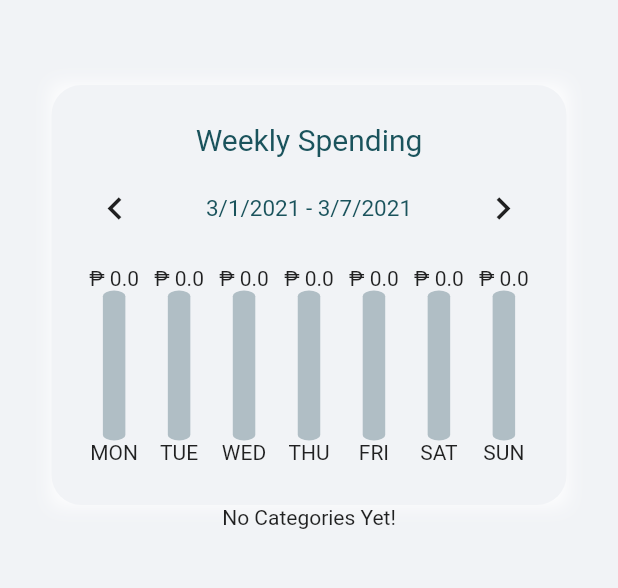
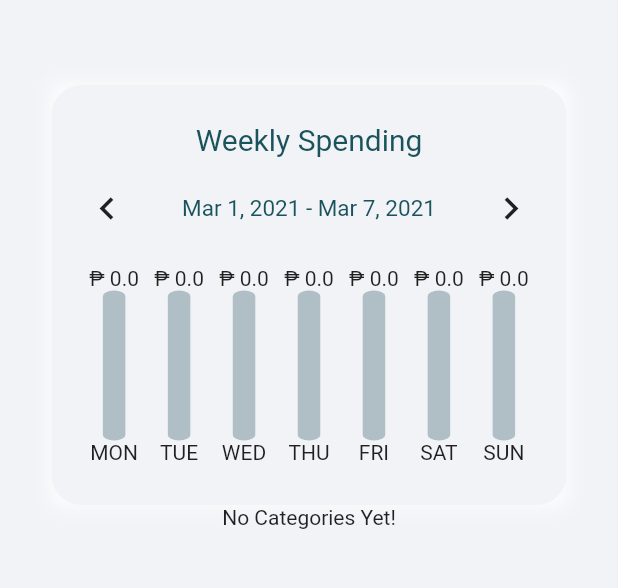
Before and after one commit to iamedriancamacho/05BudgetApp, a Flutter app: the screen it shows after launch, on a phone screen of 412 x 824 dp, the part 59-647 px from its top. Run offline on Flutter 3.47's test engine with Material 2 defaults, Android fonts, the phone set to English and light mode, and no system bars; drawn by our look-alikes of auto_size_text; our stand-ins replace percent_indicator, sqflite; missing offline and left inert: flutter_rounded_date_picker; accounts and stored records are empty; Roboto replaces fonts that are missing (Jose, Josefin).

Commit message:
Index Error Fixed

```diff
--- a/lib/home_screen.dart
+++ b/lib/home_screen.dart
@@ -178,7 +178,7 @@ class _HomeScreen extends State<HomeScreen> {
       catModel.firstDate = category['firstDate'];
       catModel.endDate = category['endDate'];
       print("FORST DAY $firstDay");
-
+      globalList.add(catModel);
       if (firstDay == catModel.firstDate) {
         categoryList.add(catModel);
         catDropDownList.add(catModel.name);
@@ -468,6 +468,7 @@ class _HomeScreen extends State<HomeScreen> {
                     return DropdownMenuItem<String>(
                       onTap: () {
                         setState(() {
+                          getAllCategories();
                           print("DROPDOWN $value");
                           //x = catDropDownList.indexOf(value);
                           test(value);
@@ -542,8 +543,8 @@ class _HomeScreen extends State<HomeScreen> {
                     print("ALL CAT ${categoryList.length}");
                     //_item.id = 20 + ++temp;
                     if ((double.parse(itemAmount.text) +
-                                categoryList[addCatId].total) >
-                            categoryList[addCatId].max ||
+                                globalList[addCatId].total) >
+                            globalList[addCatId].max ||
                         double.parse(itemAmount.text) <= 0) {
                       popUp(context);
                     } else {
@@ -551,31 +552,26 @@ class _HomeScreen extends State<HomeScreen> {
                       _item.amount = double.parse(itemAmount.text);
                       _item.datetime = date;
                       _item.catID = addCatId;
-                      print("CAT ID IS ${_item.catID}");
-                      print("CATDOWNLIST = $catDropDownList");
 
                       listDays.clear();
                       updateWeek();
                       getAllDays();
                       getAllCategories();
                       var catM = Category();
-                      print("FIRST DATE FOR ITEMCAT ${_category.firstDate}");
+
                       var result = await itemService.saveItem(_item);
-
+                      print("CATADDID $addCatId");
                       var result3 = await _categoryService.readCategories();
                       result3.forEach((cat) {
                         catM.id = cat['id'];
                         if (addCatId == catM.id) {
                           _category.id = addCatId;
-                          _category.max = categoryList[addCatId].max;
-                          _category.name = categoryList[addCatId].name;
+                          _category.max = globalList[addCatId].max;
+                          _category.name = globalList[addCatId].name;
                           _category.total = double.parse(itemAmount.text) +
-                              categoryList[addCatId].total;
-                          _category.firstDate =
-                              categoryList[addCatId].firstDate;
-                          _category.endDate = categoryList[addCatId].endDate;
-
-                          print("X DAY ${categoryList[x].firstDate}");
+                              globalList[addCatId].total;
+                          _category.firstDate = globalList[addCatId].firstDate;
+                          _category.endDate = globalList[addCatId].endDate;
                         }
                       });
                       var result2 =
@@ -886,12 +882,10 @@ class _HomeScreen extends State<HomeScreen> {
 
     return Column(
       children: <Widget>[
-        categoryList.length == 0
-            ? AutoSizeText("₱ 0.0")
-            : AutoSizeText(
-                "₱ $price",
-                maxLines: 1,
-              ),
+        AutoSizeText(
+          "₱ $price",
+          maxLines: 1,
+        ),
         Stack(
           children: <Widget>[
             Container(
@@ -918,6 +912,38 @@ class _HomeScreen extends State<HomeScreen> {
           maxLines: 1,
         ),
       ],
+    );
+  }
+
+  Widget barChart() {
+    return Padding(
+      padding: const EdgeInsets.all(15.0),
+      child: Row(
+        mainAxisAlignment: MainAxisAlignment.spaceEvenly,
+        children: <Widget>[
+          listDays.length == 0 || categoryList.length == 0
+              ? chart(0, "MON", 0)
+              : chart(mon, "MON", listDays[0].monday),
+          listDays.length == 0 || categoryList.length == 0
+              ? chart(0, "TUE", 0)
+              : chart(tue, "TUE", listDays[0].tuesday),
+          listDays.length == 0 || categoryList.length == 0
+              ? chart(0, "WED", 0)
+              : chart(wed, "WED", listDays[0].wednesday),
+          listDays.length == 0 || categoryList.length == 0
+              ? chart(0, "THU", 0)
+              : chart(thu, "THU", listDays[0].thursday),
+          listDays.length == 0 || categoryList.length == 0
+              ? chart(0, "FRI", 0)
+              : chart(fri, "FRI", listDays[0].friday),
+          listDays.length == 0 || categoryList.length == 0
+              ? chart(0, "SAT", 0)
+              : chart(sat, "SAT", listDays[0].saturday),
+          listDays.length == 0 || categoryList.length == 0
+              ? chart(0, "SUN", 0)
+              : chart(sun, "SUN", listDays[0].sunday),
+        ],
+      ),
     );
   }
 
@@ -1018,13 +1044,14 @@ class _HomeScreen extends State<HomeScreen> {
                                 },
                               ),
                               AutoSizeText(
-                                '${DateFormat.yMd().format(firstDayWeek)} - ${DateFormat.yMd().format(firstDayWeek.add(new Duration(days: 6)))}',
+                                '${DateFormat.yMMMd().format(firstDayWeek)} - ${DateFormat.yMMMd().format(firstDayWeek.add(new Duration(days: 6)))}',
                                 maxLines: 1,
                                 style: TextStyle(
                                     fontFamily: "Jose",
                                     fontSize: 15.0,
                                     color: Theme.of(context).accentColor),
                               ),
+
                               IconButton(
                                 icon: Icon(Icons.keyboard_arrow_right),
                                 iconSize: 30.0,
@@ -1060,24 +1087,11 @@ class _HomeScreen extends State<HomeScreen> {
                                   });
                                 },
                               ),
+
                             ],
                           ),
                           //  chart(20.0),
-                          Padding(
-                            padding: const EdgeInsets.all(15.0),
-                            child: Row(
-                              mainAxisAlignment: MainAxisAlignment.spaceEvenly,
-                              children: <Widget>[
-                                chart(mon, "MON", listDays[0].monday),
-                                chart(tue, "TUE", listDays[0].tuesday),
-                                chart(wed, "WED", listDays[0].wednesday),
-                                chart(thu, "THU", listDays[0].thursday),
-                                chart(fri, "FRI", listDays[0].friday),
-                                chart(sat, "SAT", listDays[0].saturday),
-                                chart(sun, "SUN", listDays[0].sunday),
-                              ],
-                            ),
-                          ),
+                             barChart(),
                         ],
                       ),
                     ),
--- a/lib/item_screen.dart
+++ b/lib/item_screen.dart
@@ -801,6 +801,7 @@ class _CategoryScreenState extends State<CategoryScreen> {
             onPressed: () {
               setState(() {
                 getAllDays();
+
                 Navigator.pop(context);
                 //  Navigator.pushNamed(context, "Setting");
               });
--- a/lib/models/category.dart
+++ b/lib/models/category.dart
@@ -39,7 +39,7 @@ class Category {
 }
 
 List<Category> categoryList = List<Category>(); //list
-
+List<Category>globalList = List<Category>();
 //textfields
 final catName = TextEditingController();
 final catLimit = TextEditingController();
```
